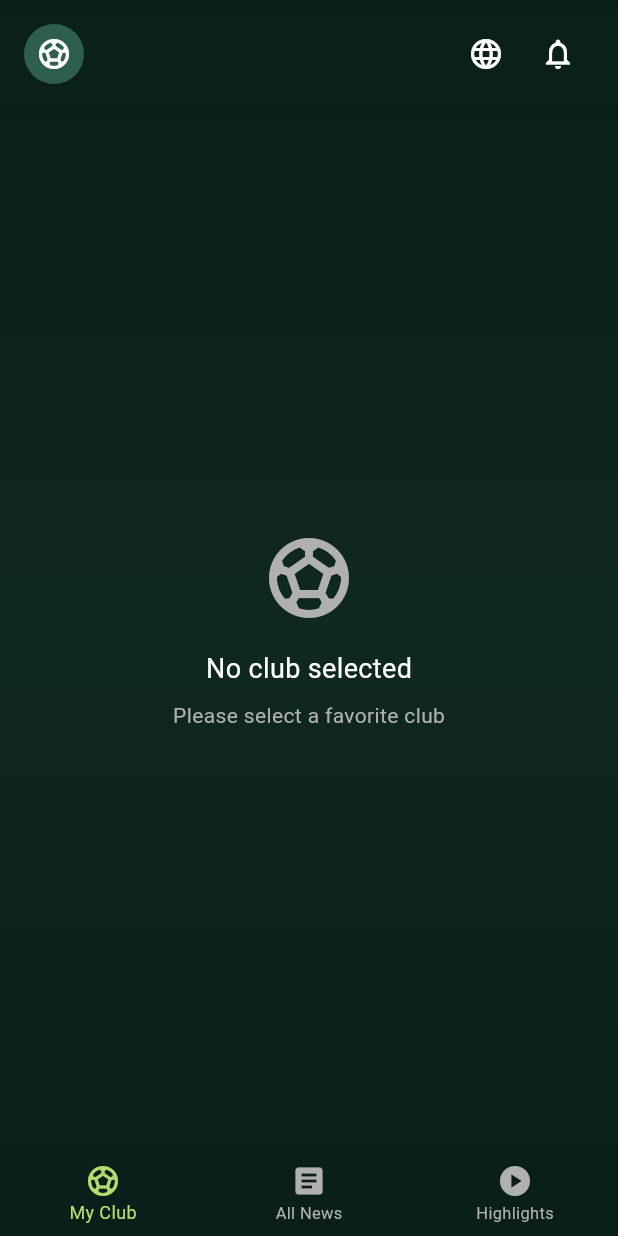
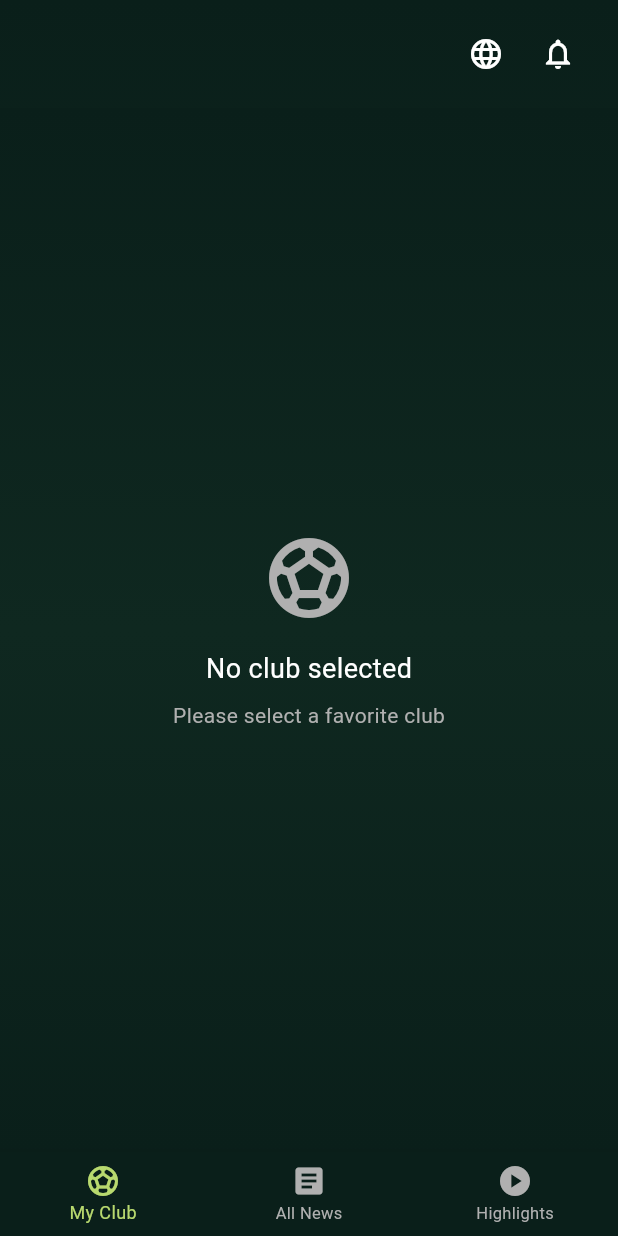
Before and after one commit to ayanafilee/fanzone, a Flutter app: the HomeScreen screen opened directly, on a phone screen of 412 x 824 dp. Run offline on Flutter 3.47's test engine with Material 3 defaults, Android fonts, the phone set to English and light mode, and no system bars; our stand-ins replace firebase_core, firebase_messaging, flutter_secure_storage, shared_preferences, youtube_player_flutter; accounts and stored records are empty.

Commit message:
removed clubs logo  icon

```diff
--- a/mobile/lib/screens/home_screen.dart
+++ b/mobile/lib/screens/home_screen.dart
@@ -28,10 +28,14 @@ class _HomeScreenState extends State<HomeScreen> {
     super.initState();
     SystemChrome.setSystemUIOverlayStyle(
       const SystemUiOverlayStyle(
-        statusBarColor: Colors.transparent,
-        statusBarIconBrightness: Brightness.light,
-        statusBarBrightness: Brightness.dark,
+        statusBarColor: Colors.transparent, // Transparent to overlay on app
+        statusBarIconBrightness: Brightness.light, // White icons
+        statusBarBrightness: Brightness.dark, // For iOS
       ),
+    );
+    // Make status bar overlay on app content
+    SystemChrome.setEnabledSystemUIMode(
+      SystemUiMode.edgeToEdge,
     );
     _loadUserPreferences();
   }
@@ -170,27 +174,16 @@ class _HomeScreenState extends State<HomeScreen> {
       body: Container(
         decoration: BoxDecoration(gradient: AppColors.backgroundGradient),
         child: SafeArea(
+          top: false, // Don't add padding at top, let content go under status bar
           child: Column(
             children: [
+              // Add padding for status bar manually with gradient
+              SizedBox(height: MediaQuery.of(context).padding.top),
               // Custom Header
               Container(
                 padding: const EdgeInsets.symmetric(horizontal: 16, vertical: 12),
                 child: Row(
                   children: [
-                    // App Icon instead of club logo
-                    Container(
-                      width: 40,
-                      height: 40,
-                      decoration: BoxDecoration(
-                        color: AppColors.accentGreen,
-                        borderRadius: BorderRadius.circular(20),
-                      ),
-                      child: const Icon(
-                        Icons.sports_soccer,
-                        color: Colors.white,
-                        size: 24,
-                      ),
-                    ),
                     const Spacer(),
                     // Language Selector
                     IconButton(
```
